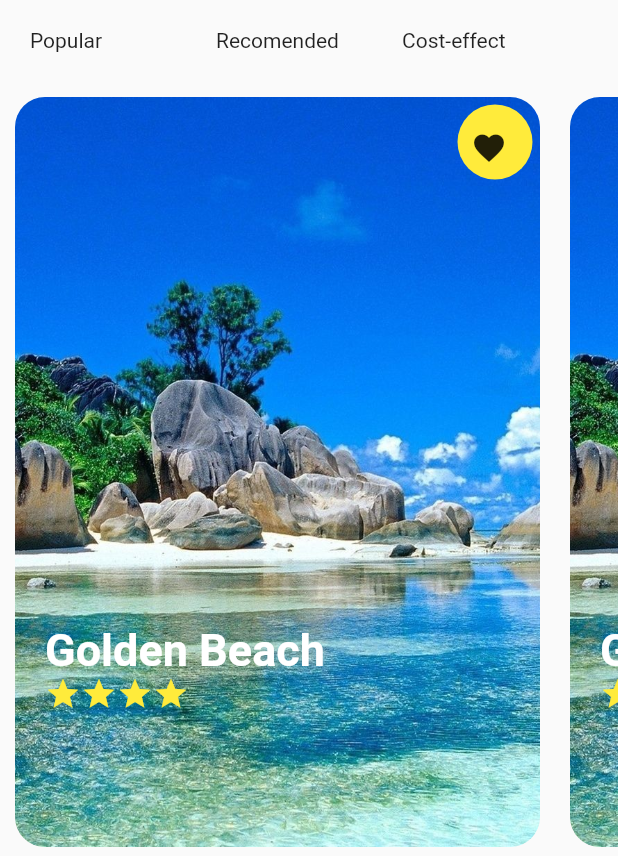
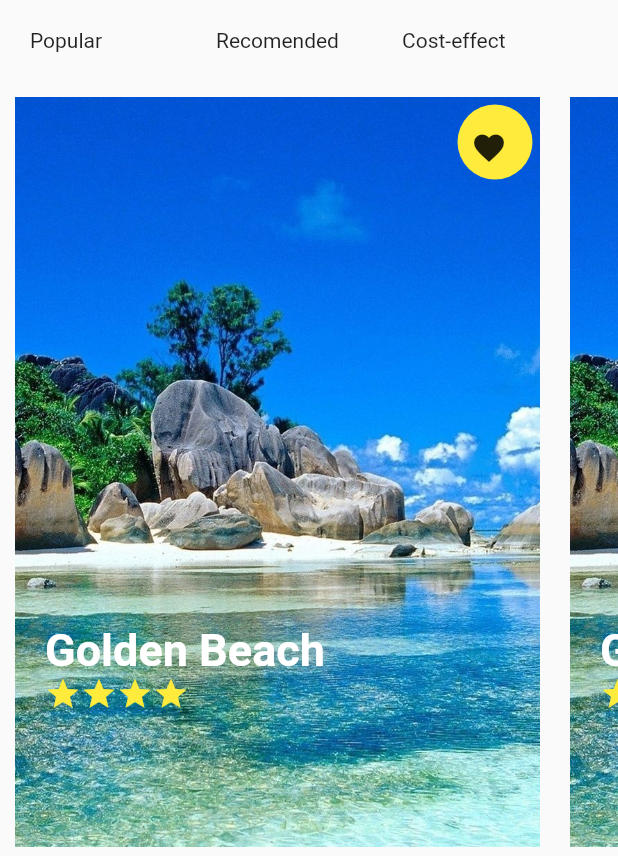
Before and after one commit to lohenyumnam/intern_daily_task, a Flutter app: the TravelApp screen opened directly, on a phone screen of 412 x 824 dp. Shown: the part 377-1233 px from the top of the screen. Run offline on Flutter 3.47's test engine with Material 2 defaults, Android fonts, the phone set to English and light mode, and no system bars.

Commit message:
please check in Customcart.dart

```diff
--- a/lib/src/daily_task/page/golden_beach.dart
+++ b/lib/src/daily_task/page/golden_beach.dart
@@ -5,6 +5,6 @@ class GoldenBeach extends StatelessWidget {
 
   @override
   Widget build(BuildContext context) {
-    return Container();
+    return Image.asset("assets/images/865178.jpg");
   }
 }
--- a/lib/src/daily_task/page/travelApp/Components/customcart.dart
+++ b/lib/src/daily_task/page/travelApp/Components/customcart.dart
@@ -14,17 +14,14 @@ class MyCustomCard extends StatelessWidget {
       child: Stack(children: [
         Positioned(
           child: Hero(
-            tag: "Pic",
+            tag: "865178",
             child: Container(
               margin: const EdgeInsets.all(10),
               height: 500,
               width: 350,
-              decoration: BoxDecoration(
-                image: const DecorationImage(
-                  image: AssetImage('assets/images/865178.jpg'),
-                  fit: BoxFit.cover,
-                ),
-                borderRadius: BorderRadius.circular(20),
+              child: Image.asset(
+                "assets/images/865178.jpg",
+                fit: BoxFit.cover,
               ),
             ),
           ),
```
